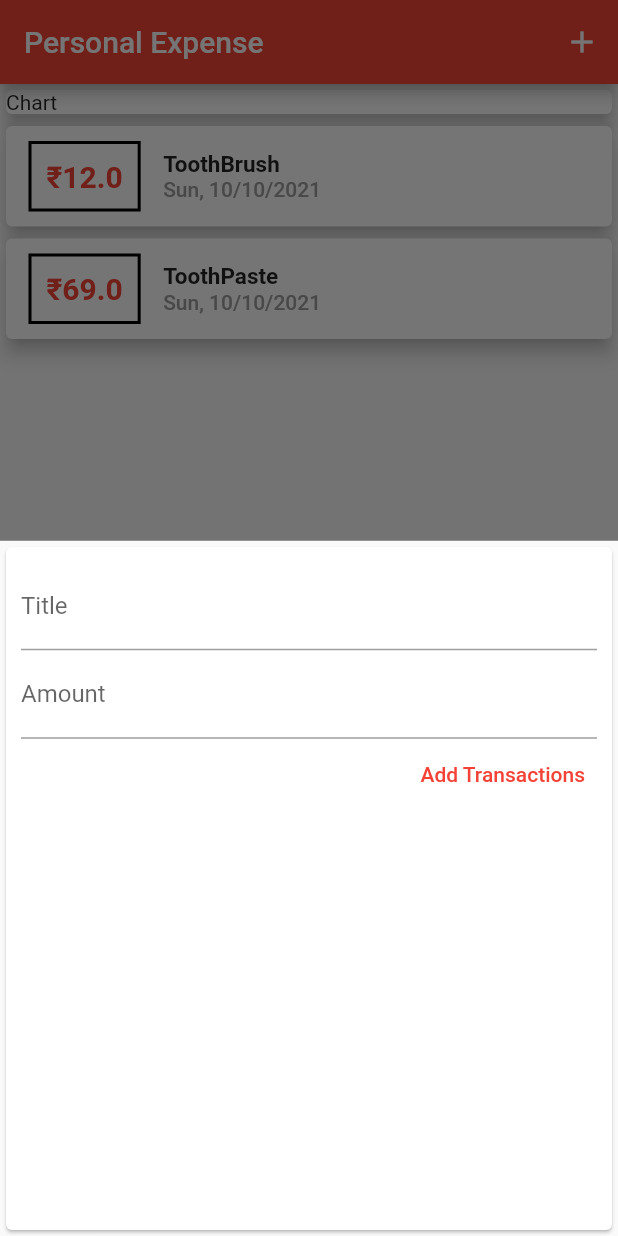
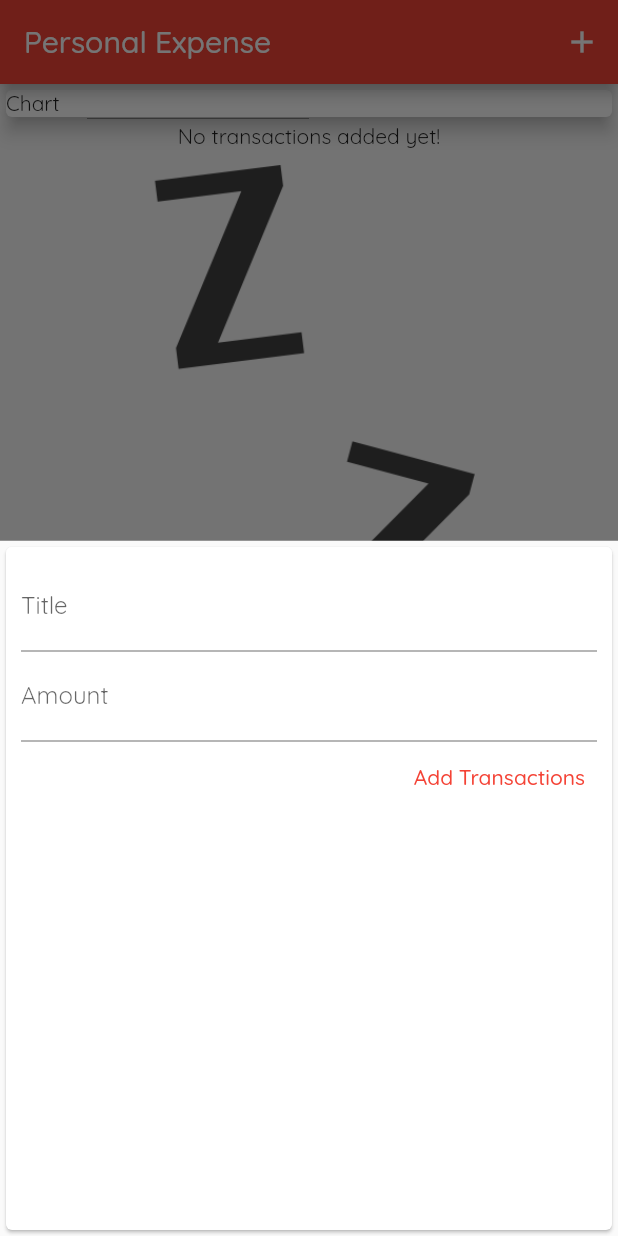
Before and after one commit to inderbhushanjha/ExpensesBook, a Flutter app: the screen it shows after launch, after a tap on the "add" icon, on a phone screen of 412 x 824 dp. Run offline on Flutter 3.47's test engine with Material 2 defaults, Android fonts, the light colour scheme and no system bars.

Commit message:
handeled empty transaction state

```diff
--- a/lib/main.dart
+++ b/lib/main.dart
@@ -8,6 +8,7 @@ void main() {
   runApp(MaterialApp(
     theme: ThemeData(
       primarySwatch: Colors.red,
+      fontFamily: "Quicksand",
     ),
     debugShowCheckedModeBanner: false,
     title: "Personal Expense",
@@ -24,10 +25,10 @@ class MyApp extends StatefulWidget {
 
 class _MyAppState extends State<MyApp> {
   final List<Transaction> _userTransactions = [
-    Transaction(
-        id: "T1", title: "ToothBrush", amount: 12.00, date: DateTime.now()),
-    Transaction(
-        id: "T2", title: "ToothPaste", amount: 69.00, date: DateTime.now()),
+    // Transaction(
+    //     id: "T1", title: "ToothBrush", amount: 12.00, date: DateTime.now()),
+    // Transaction(
+    //     id: "T2", title: "ToothPaste", amount: 69.00, date: DateTime.now()),
   ];
 
   void _addNewTransaction(String txTitle, double txAmount) {
--- /dev/null
+++ b/lib/widgets/empty_transaction_list.dart
@@ -0,0 +1,25 @@
+import 'package:flutter/material.dart';
+
+class EmptyTransactionList extends StatelessWidget {
+  const EmptyTransactionList({Key? key}) : super(key: key);
+
+  @override
+  Widget build(BuildContext context) {
+    return Column(
+      mainAxisAlignment: MainAxisAlignment.start,
+      children: [
+        const Text("No transactions added yet!"),
+        const SizedBox(
+          height: 10,
+        ),
+        SizedBox(
+          height: 500,
+          child: Image.asset(
+            "assets/images/waiting.png",
+            fit: BoxFit.cover,
+          ),
+        )
+      ],
+    );
+  }
+}
--- a/lib/widgets/transaction_list.dart
+++ b/lib/widgets/transaction_list.dart
@@ -1,6 +1,8 @@
 import 'package:expense/model/transactions.dart';
 import 'package:flutter/material.dart';
 import 'package:intl/intl.dart';
+
+import 'empty_transaction_list.dart';
 
 class TransactionList extends StatelessWidget {
   final List<Transaction> transactions;
@@ -11,7 +13,10 @@ class TransactionList extends StatelessWidget {
 
   @override
   Widget build(BuildContext context) {
-    return Container(
+    // logic for empty transaction list
+    return transactions.isEmpty
+        ? const EmptyTransactionList()
+        : Container(
             height: 700,
             child: ListView.builder(
               itemBuilder: (ctx, index) {
@@ -51,7 +56,8 @@ class TransactionList extends StatelessWidget {
                             ),
                           ),
                           Text(
-                      DateFormat('EEE, d/M/y').format(transactions[index].date),
+                            DateFormat('EEE, d/M/y')
+                                .format(transactions[index].date),
                             style: const TextStyle(
                               fontWeight: FontWeight.w500,
                               color: Colors.grey,
```
Also changed, not shown: pubspec.yaml (+15 -13 lines), assets/fonts/OpenSans-Bold.ttf (added), assets/fonts/OpenSans-Regular.ttf (added), assets/fonts/Quicksand-Bold.ttf (added), assets/fonts/Quicksand-Light.ttf (added), assets/fonts/Quicksand-Medium.ttf (added), assets/fonts/Quicksand-Regular.ttf (added), assets/images/waiting.png (added). Lines whose indentation alone changed are shown as unchanged.
